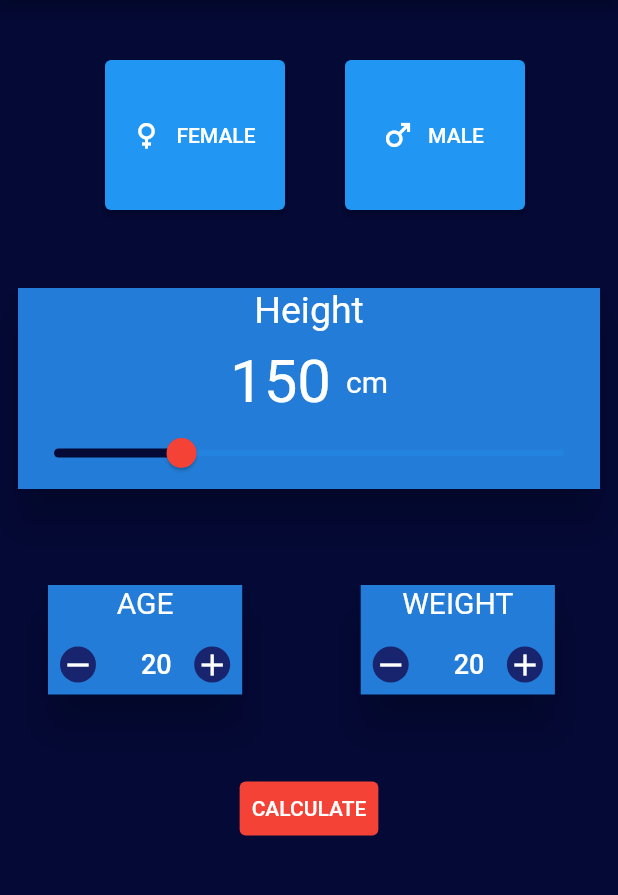
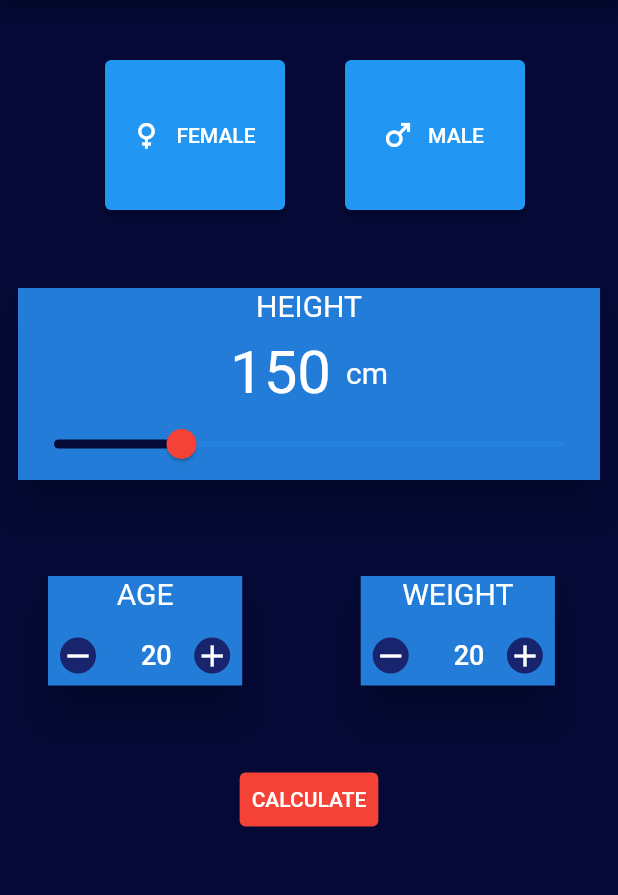
Before and after one commit to zeynepgokdogan/bmi_calculator, a Flutter app: the screen it shows after launch, on a phone screen of 412 x 824 dp, the part 84-979 px from its top. Run offline on Flutter 3.47's test engine with Material 2 defaults, Android fonts, the phone set to English and light mode, and no system bars.

Commit message:
some fixes

```diff
--- a/lib/HomePage.dart
+++ b/lib/HomePage.dart
@@ -50,7 +50,12 @@ class _HomePageState extends State<HomePage> {
                 },
                 icon: Icon(Icons.female),
                 label: Text('FEMALE'),
-                //style: ButtonStyle(backgroundColor: Color.fromARGB(255, 24, 37, 110),),
+                style: ButtonStyle(
+                  overlayColor: MaterialStateProperty.resolveWith<Color?>(
+                    (Set<MaterialState> states) {
+                      if (states.contains(MaterialState.pressed))
+                        return Colors.redAccent; //<-- SEE HERE
+                      return null; },),),
               ),
             ),
             Padding(padding: EdgeInsets.all(20)),
@@ -65,7 +70,12 @@ class _HomePageState extends State<HomePage> {
                 },
                 icon: Icon(Icons.male),
                 label: Text('MALE'),
-                //style: ButtonStyle(backgroundColor: Color.fromARGB(255, 24, 37, 110),),
+                style: ButtonStyle(
+                  overlayColor: MaterialStateProperty.resolveWith<Color?>(
+                    (Set<MaterialState> states) {
+                      if (states.contains(MaterialState.pressed))
+                        return Colors.redAccent; //<-- SEE HERE
+                      return null; },),),
               ),
             ),
           ],
--- a/lib/height_widget.dart
+++ b/lib/height_widget.dart
@@ -23,8 +23,8 @@ class _HeightWidgetState extends State<HeightWidget> {
           child: Column(
             children: [
               const Text(
-                "Height",
-                style: TextStyle(fontSize: 25, color: Colors.white),
+                "HEIGHT",
+                style: TextStyle(fontSize: 20, color: Colors.white),
               ),
               const SizedBox(
                 height: 10,
```
